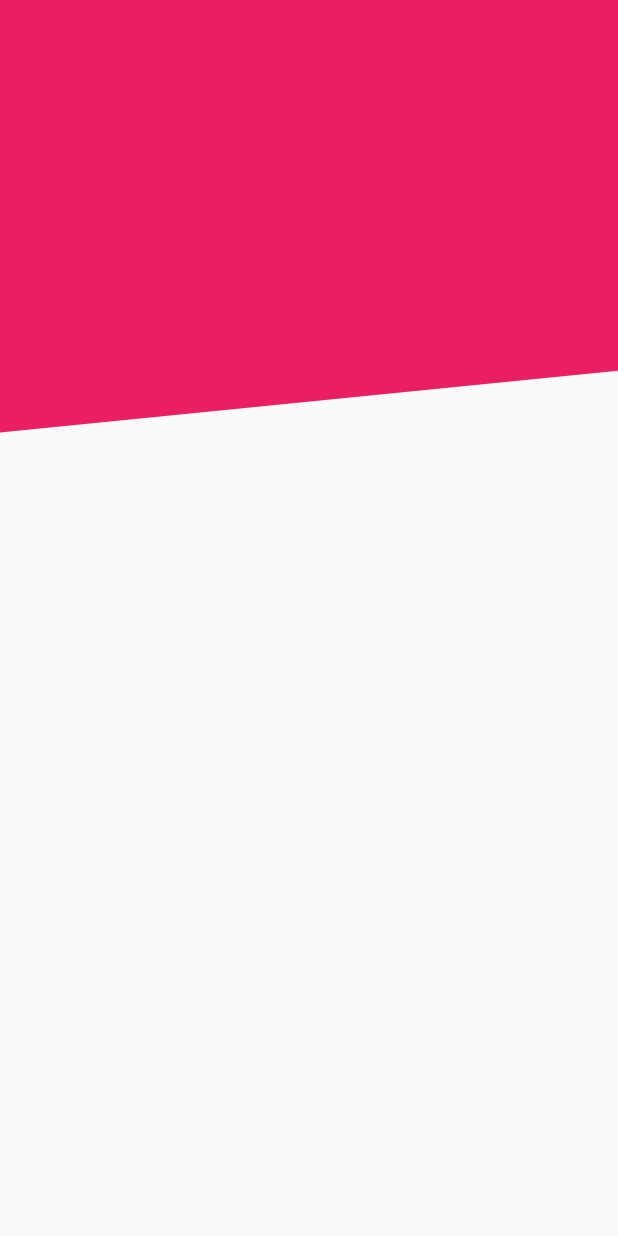
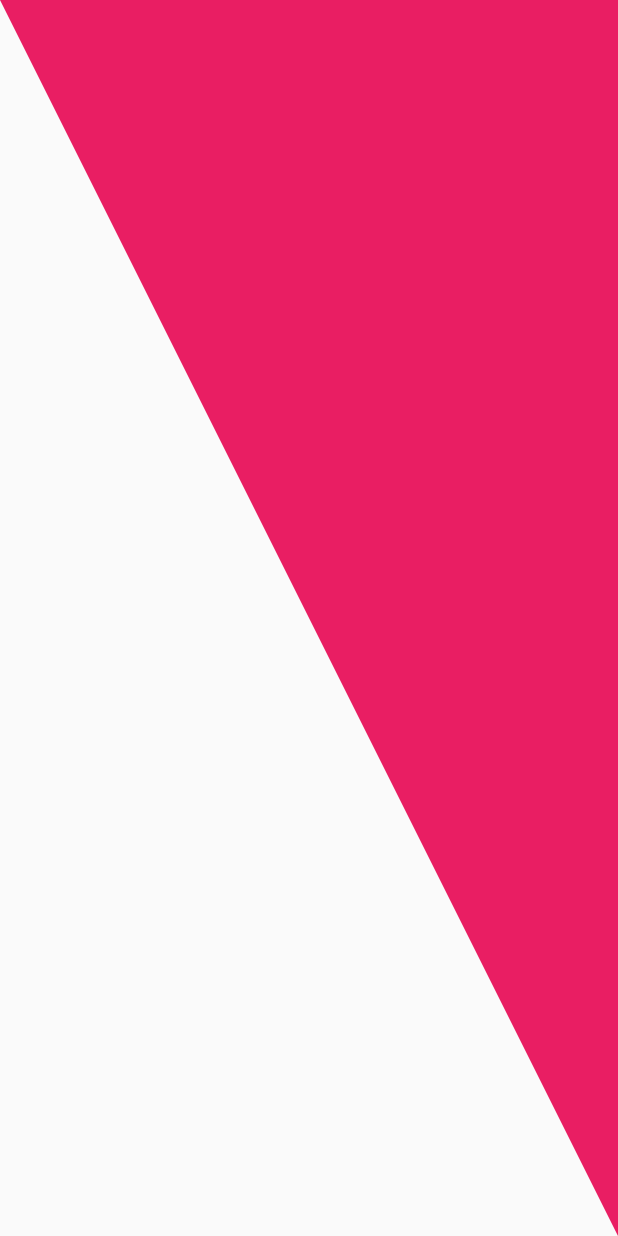
Before and after one commit to AleXx815/designs_and_animations_app, a Flutter app: the screen it shows after launch, on a phone screen of 412 x 824 dp. Run offline on Flutter 3.47's test engine with Material 2 defaults, Android fonts, the light colour scheme and no system bars.

Commit message:
triangular header

```diff
--- a/lib/src/pages/headers_page.dart
+++ b/lib/src/pages/headers_page.dart
@@ -7,7 +7,7 @@
   @override
   Widget build(BuildContext context) {
     return const Scaffold(
-      body: SquareHeaderInclined(),
+      body: TriangularHeader(),
     );
   }
 }
--- a/lib/src/widgets/headers_widget.dart
+++ b/lib/src/widgets/headers_widget.dart
@@ -71,3 +71,44 @@
   @override
   bool shouldRepaint(_HeaderInclinedPainter oldDelegate) => true;
 }
+
+class TriangularHeader extends StatelessWidget {
+  const TriangularHeader({super.key});
+
+  @override
+  Widget build(BuildContext context) {
+    return SizedBox(
+      height: double.infinity,
+      width: double.infinity,
+      child: CustomPaint(
+        painter: _TriangularHeaderPainter(),
+      ),
+    );
+  }
+}
+
+class _TriangularHeaderPainter extends CustomPainter {
+  @override
+  void paint(Canvas canvas, Size size) {
+    final paint = Paint();
+
+    // properties
+    paint.color = Colors.pink;
+    paint.style = PaintingStyle.fill; // fill es relleno y stroke son las lineas
+    paint.strokeWidth = 3.0;
+
+    final path = Path();
+
+    // draw with path and paint
+
+    // Por defecto ya está en la coordenada 0, 0
+    // path.moveTo(0, 0);
+    path.lineTo(size.width, size.height);
+    path.lineTo(size.width, 0);
+
+    canvas.drawPath(path, paint);
+  }
+
+  @override
+  bool shouldRepaint(_TriangularHeaderPainter oldDelegate) => true;
+}
```
